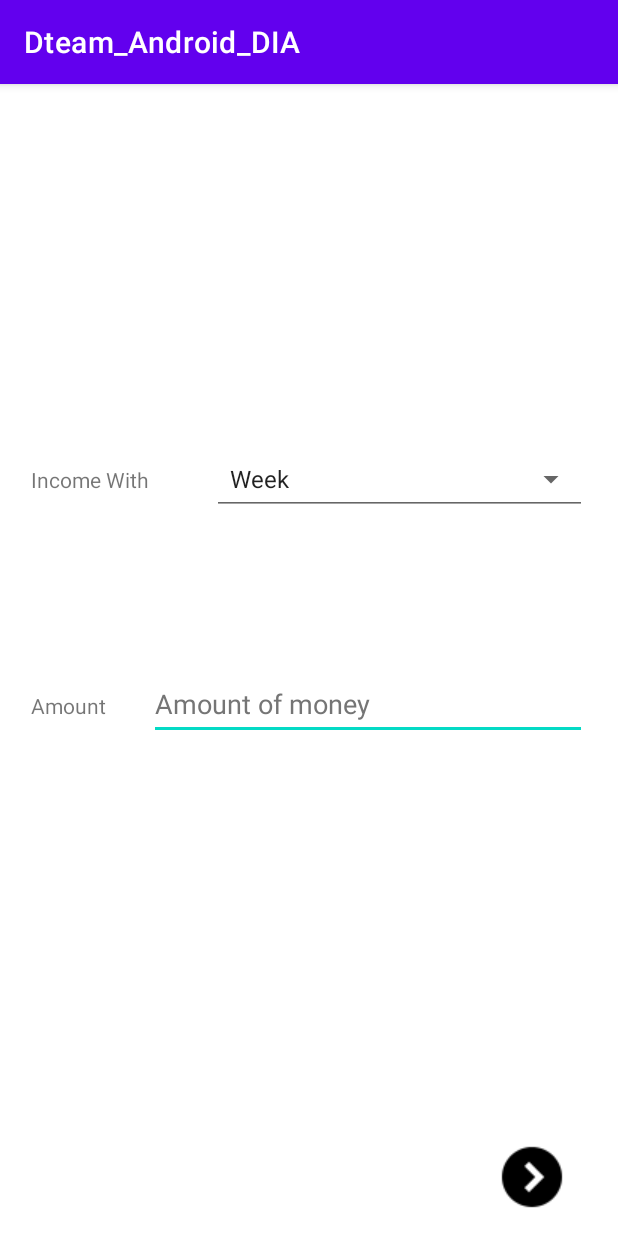
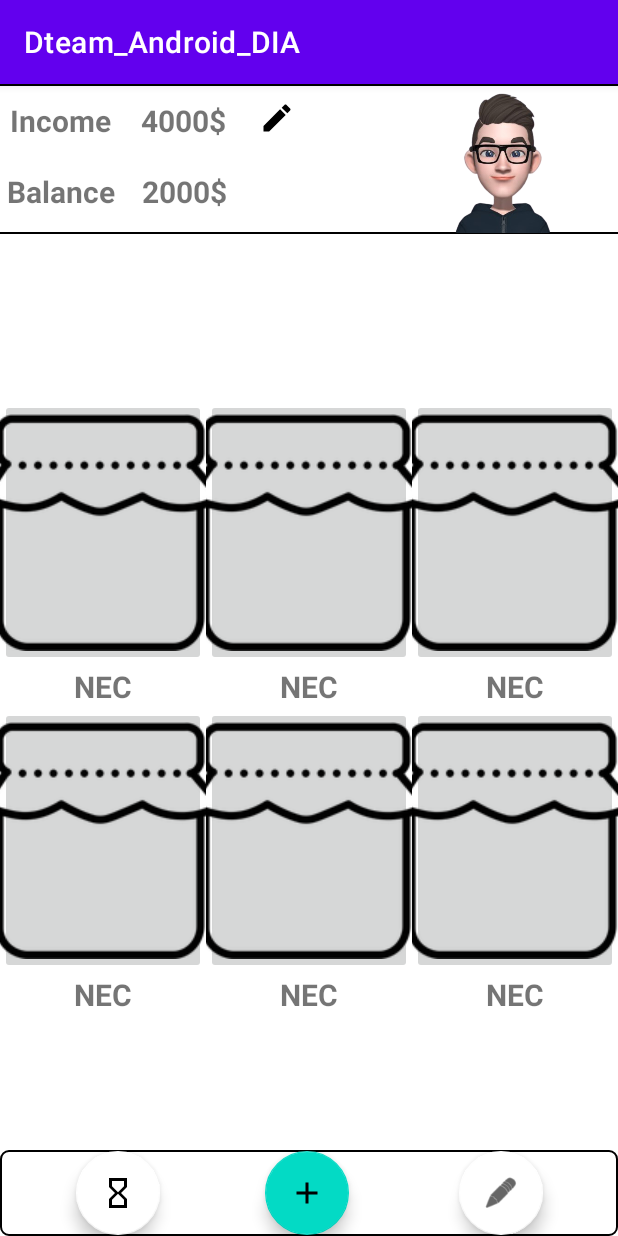
Before and after one commit to Thuancvce150378/Dteam_Android_DPots, an Android app: the screen it shows after launch (MainActivity), on a phone screen of 412 x 824 dp. Run offline under Robolectric (Android 15) with nearby library versions, the phone set to English and light mode, and no system bars.

Commit message:
home of Tu My

```diff
--- a/app/src/main/AndroidManifest.xml
+++ b/app/src/main/AndroidManifest.xml
@@ -12,6 +12,12 @@
         android:supportsRtl="true"
         android:theme="@style/Theme.Dteam_Android_DIA"
         tools:targetApi="31">
+        <activity
+            android:name=".SetupIncomeActivity"
+            android:exported="false" />
+        <activity
+            android:name=".home"
+            android:exported="false" />
         <activity
             android:name=".ProgramIntro"
             android:exported="false" />
--- a/app/src/main/java/com/example/dteam_android_dia/MainActivity.java
+++ b/app/src/main/java/com/example/dteam_android_dia/MainActivity.java
@@ -11,7 +11,7 @@
         super.onCreate(savedInstanceState);
         if(true)//check user have been value for income
         {
-            setContentView(R.layout.activity_income_setup);
+            setContentView(R.layout.activity_home);
         }
         else
         {
--- /dev/null
+++ b/app/src/main/java/com/example/dteam_android_dia/SetupIncomeActivity.java
@@ -0,0 +1,16 @@
+package com.example.dteam_android_dia;
+
+import androidx.appcompat.app.AppCompatActivity;
+
+import android.os.Bundle;
+import android.util.DisplayMetrics;
+import android.view.WindowManager;
+
+public class SetupIncomeActivity extends AppCompatActivity {
+
+    @Override
+    protected void onCreate(Bundle savedInstanceState) {
+        super.onCreate(savedInstanceState);
+        setContentView(R.layout.activity_setup_income);
+    }
+}
--- /dev/null
+++ b/app/src/main/java/com/example/dteam_android_dia/home.java
@@ -0,0 +1,86 @@
+package com.example.dteam_android_dia;
+
+import androidx.appcompat.app.AlertDialog;
+import androidx.appcompat.app.AppCompatActivity;
+
+import android.annotation.SuppressLint;
+import android.app.Dialog;
+import android.content.DialogInterface;
+import android.content.Intent;
+import android.graphics.Color;
+import android.graphics.drawable.ColorDrawable;
+import android.os.Bundle;
+import android.view.Gravity;
+import android.view.LayoutInflater;
+import android.view.View;
+import android.view.Window;
+import android.view.WindowManager;
+import android.widget.Button;
+import android.widget.ImageButton;
+import android.widget.Toast;
+
+public class home extends AppCompatActivity {
+    @Override
+    protected void onCreate(Bundle savedInstanceState) {
+        super.onCreate(savedInstanceState);
+        setContentView(R.layout.activity_home);
+//        ImageButton btn_edit = findViewById(R.id.img_btn_edit);
+//        btn_edit.setOnClickListener(new View.OnClickListener() {
+//            @Override
+//            public void onClick(View view) {
+//                OpenPopup();
+//            }
+//        });
+
+//        Button btntest = findViewById(R.id.btnTest);
+//        btntest.setOnClickListener(new View.OnClickListener() {
+//            @Override
+//            public void onClick(View view) {
+//                OpenPopup();
+//            }
+//        });
+    }
+
+    public void OpenPopup(View v){
+        final Dialog dialog = new Dialog(this);
+        dialog.requestWindowFeature(Window.FEATURE_NO_TITLE);
+        dialog.setContentView(R.layout.activity_setup_income);
+
+        Window window = dialog.getWindow();
+        if (window == null) {
+            return;
+        }
+
+        window.setLayout(WindowManager.LayoutParams.MATCH_PARENT, WindowManager.LayoutParams.WRAP_CONTENT);
+        window.setBackgroundDrawable(new ColorDrawable(Color.TRANSPARENT));
+
+        WindowManager.LayoutParams windowAttributes = window.getAttributes();
+        windowAttributes.gravity = Gravity.CENTER;
+        window.setAttributes(windowAttributes);
+
+//        if(Gravity.BOTTOM == Gravity.CENTER){
+//            dialog.setCancelable(true);
+//        }else{
+//            dialog.setCancelable(false);
+//        }
+
+//        Button btnCancel = dialog.findViewById(R.id.btnCancel);
+//        Button btnSend = dialog.findViewById(R.id.btnSend);
+//
+//        btnCancel.setOnClickListener(new View.OnClickListener() {
+//            @Override
+//            public void onClick(View view) {
+//                dialog.dismiss();
+//            }
+//        });
+//
+//        btnSend.setOnClickListener(new View.OnClickListener() {
+//            @Override
+//            public void onClick(View view) {
+//                Toast.makeText(home.this, "Send", Toast.LENGTH_SHORT).show();
+//            }
+//        });
+        dialog.show();
+    }
+
+}
--- /dev/null
+++ b/app/src/main/res/drawable/ic_baseline_add_24.xml
@@ -0,0 +1,5 @@
+<vector android:height="24dp" android:tint="#000000"
+    android:viewportHeight="24" android:viewportWidth="24"
+    android:width="24dp" xmlns:android="http://schemas.android.com/apk/res/android">
+    <path android:fillColor="@android:color/white" android:pathData="M19,13h-6v6h-2v-6H5v-2h6V5h2v6h6v2z"/>
+</vector>
--- /dev/null
+++ b/app/src/main/res/drawable/ic_baseline_edit_24.xml
@@ -0,0 +1,5 @@
+<vector android:height="24dp" android:tint="#000000"
+    android:viewportHeight="24" android:viewportWidth="24"
+    android:width="24dp" xmlns:android="http://schemas.android.com/apk/res/android">
+    <path android:fillColor="@android:color/white" android:pathData="M3,17.25V21h3.75L17.81,9.94l-3.75,-3.75L3,17.25zM20.71,7.04c0.39,-0.39 0.39,-1.02 0,-1.41l-2.34,-2.34c-0.39,-0.39 -1.02,-0.39 -1.41,0l-1.83,1.83 3.75,3.75 1.83,-1.83z"/>
+</vector>
--- /dev/null
+++ b/app/src/main/res/drawable/ic_baseline_hourglass_empty_24.xml
@@ -0,0 +1,5 @@
+<vector android:height="24dp" android:tint="#000000"
+    android:viewportHeight="24" android:viewportWidth="24"
+    android:width="24dp" xmlns:android="http://schemas.android.com/apk/res/android">
+    <path android:fillColor="@android:color/white" android:pathData="M6,2v6h0.01L6,8.01 10,12l-4,4 0.01,0.01L6,16.01L6,22h12v-5.99h-0.01L18,16l-4,-4 4,-3.99 -0.01,-0.01L18,8L18,2L6,2zM16,16.5L16,20L8,20v-3.5l4,-4 4,4zM12,11.5l-4,-4L8,4h8v3.5l-4,4z"/>
+</vector>
--- /dev/null
+++ b/app/src/main/res/layout/activity_home.xml
@@ -0,0 +1,356 @@
+<?xml version="1.0" encoding="utf-8"?>
+<androidx.constraintlayout.widget.ConstraintLayout xmlns:android="http://schemas.android.com/apk/res/android"
+    xmlns:app="http://schemas.android.com/apk/res-auto"
+    xmlns:tools="http://schemas.android.com/tools"
+    android:layout_width="match_parent"
+    android:layout_height="match_parent"
+    tools:context=".home">
+
+    <LinearLayout
+        android:id="@+id/layout_avt"
+        android:layout_width="435dp"
+        android:layout_height="100dp"
+        android:background="@drawable/rounded_corner"
+        app:layout_constraintEnd_toEndOf="parent"
+        app:layout_constraintHorizontal_bias="0.64"
+        app:layout_constraintStart_toStartOf="parent"
+        app:layout_constraintTop_toTopOf="parent">
+
+        <LinearLayout
+            android:layout_width="match_parent"
+            android:layout_height="match_parent"
+            android:orientation="horizontal">
+
+            <LinearLayout
+                android:layout_width="254dp"
+                android:layout_height="match_parent"
+                android:orientation="vertical">
+
+                <LinearLayout
+                    android:layout_width="wrap_content"
+                    android:layout_height="wrap_content"
+                    android:orientation="horizontal"
+                    android:paddingLeft="10dp">
+
+                    <TextView
+                        android:id="@+id/txtIncome"
+                        android:layout_width="wrap_content"
+                        android:layout_height="wrap_content"
+                        android:padding="10dp"
+                        android:text="Income"
+                        android:textSize="20sp"
+                        android:textStyle="bold" />
+
+                    <TextView
+                        android:id="@+id/txtIncome_int"
+                        android:layout_width="match_parent"
+                        android:layout_height="wrap_content"
+                        android:padding="10dp"
+                        android:text="4000$"
+                        android:textSize="20sp"
+                        android:textStyle="bold" />
+
+                    <LinearLayout
+                        android:layout_width="wrap_content"
+                        android:layout_height="match_parent"
+                        android:orientation="vertical">
+
+                        <ImageButton
+                            android:id="@+id/img_btn_edit"
+                            android:layout_width="wrap_content"
+                            android:layout_height="wrap_content"
+                            android:backgroundTint="#00FFFFFF"
+                            android:onClick="OpenPopup()"
+                            android:src="@drawable/ic_baseline_edit_24"
+                            tools:ignore="OnClick,TouchTargetSizeCheck" />
+                    </LinearLayout>
+
+                </LinearLayout>
+
+                <LinearLayout
+                    android:layout_width="wrap_content"
+                    android:layout_height="wrap_content"
+                    android:orientation="horizontal"
+                    android:paddingLeft="10dp">
+
+                    <TextView
+                        android:id="@+id/txtBalance"
+                        android:layout_width="wrap_content"
+                        android:layout_height="wrap_content"
+                        android:padding="8dp"
+                        android:text="Balance"
+                        android:textSize="20sp"
+                        android:textStyle="bold" />
+
+                    <TextView
+                        android:id="@+id/txtBalance_int"
+                        android:layout_width="match_parent"
+                        android:layout_height="wrap_content"
+                        android:padding="10dp"
+                        android:text="2000$"
+                        android:textSize="20sp"
+                        android:textStyle="bold" />
+
+                </LinearLayout>
+
+
+            </LinearLayout>
+
+            <LinearLayout
+                android:layout_width="190dp"
+                android:layout_height="match_parent"
+                android:orientation="horizontal">
+
+                <ImageView
+                    android:id="@+id/imageView3"
+                    android:layout_width="211dp"
+                    android:layout_height="match_parent"
+                    android:layout_weight="1"
+                    app:srcCompat="@drawable/avt" />
+            </LinearLayout>
+
+        </LinearLayout>
+
+    </LinearLayout>
+
+    <LinearLayout
+        android:id="@+id/linearLayout3"
+        android:layout_width="wrap_content"
+        android:layout_height="wrap_content"
+        android:layout_marginTop="20dp"
+        android:orientation="vertical"
+        app:layout_constraintBottom_toTopOf="@+id/linearLayout2"
+        app:layout_constraintEnd_toEndOf="parent"
+        app:layout_constraintHorizontal_bias="0.509"
+        app:layout_constraintStart_toStartOf="parent"
+        app:layout_constraintTop_toBottomOf="@+id/layout_avt">
+
+        <LinearLayout
+            android:layout_width="match_parent"
+            android:layout_height="wrap_content"
+            android:orientation="horizontal">
+
+            <LinearLayout
+                android:layout_width="match_parent"
+                android:layout_height="match_parent"
+                android:layout_weight="1"
+                android:orientation="vertical">
+
+                <ImageButton
+                    android:id="@+id/imageButton"
+                    android:layout_width="wrap_content"
+                    android:layout_height="wrap_content"
+                    android:layout_weight="1"
+                    app:srcCompat="@drawable/caihu_home1" />
+
+                <TextView
+                    android:id="@+id/txtHu1"
+                    android:layout_width="match_parent"
+                    android:layout_height="wrap_content"
+                    android:layout_weight="1"
+                    android:text="NEC"
+                    android:textAlignment="center"
+                    android:textSize="20sp"
+                    android:textStyle="bold" />
+            </LinearLayout>
+
+            <LinearLayout
+                android:layout_width="match_parent"
+                android:layout_height="match_parent"
+                android:layout_weight="1"
+                android:orientation="vertical">
+
+                <ImageButton
+                    android:id="@+id/imageButton2"
+                    android:layout_width="match_parent"
+                    android:layout_height="wrap_content"
+                    android:layout_weight="1"
+                    android:contentDescription="@string/amount_of_money"
+                    app:srcCompat="@drawable/caihu_home1" />
+
+                <TextView
+                    android:id="@+id/txtHu2"
+                    android:layout_width="match_parent"
+                    android:layout_height="wrap_content"
+                    android:layout_weight="1"
+                    android:text="NEC"
+                    android:textAlignment="center"
+                    android:textSize="20sp"
+                    android:textStyle="bold" />
+            </LinearLayout>
+
+            <LinearLayout
+                android:layout_width="match_parent"
+                android:layout_height="match_parent"
+                android:layout_weight="1"
+                android:orientation="vertical">
+
+                <ImageButton
+                    android:id="@+id/imageButton3"
+                    android:layout_width="match_parent"
+                    android:layout_height="wrap_content"
+                    android:layout_weight="1"
+                    app:srcCompat="@drawable/caihu_home1" />
+
+                <TextView
+                    android:id="@+id/txtHu3"
+                    android:layout_width="match_parent"
+                    android:layout_height="wrap_content"
+                    android:layout_weight="1"
+                    android:text="NEC"
+                    android:textAlignment="center"
+                    android:textSize="20sp"
+                    android:textStyle="bold" />
+            </LinearLayout>
+
+        </LinearLayout>
+
+        <LinearLayout
+            android:layout_width="match_parent"
+            android:layout_height="wrap_content"
+            android:orientation="horizontal">
+
+            <LinearLayout
+                android:layout_width="match_parent"
+                android:layout_height="match_parent"
+                android:layout_weight="1"
+                android:orientation="vertical">
+
+                <ImageButton
+                    android:id="@+id/imageButton4"
+                    android:layout_width="match_parent"
+                    android:layout_height="wrap_content"
+                    android:layout_weight="1"
+                    app:srcCompat="@drawable/caihu_home1" />
+
+                <TextView
+                    android:id="@+id/txtHu4"
+                    android:layout_width="match_parent"
+                    android:layout_height="wrap_content"
+                    android:layout_weight="1"
+                    android:text="NEC"
+                    android:textAlignment="center"
+                    android:textSize="20sp"
+                    android:textStyle="bold" />
+            </LinearLayout>
+
+            <LinearLayout
+                android:layout_width="match_parent"
+                android:layout_height="match_parent"
+                android:layout_weight="1"
+                android:orientation="vertical">
+
+                <ImageButton
+                    android:id="@+id/imageButton5"
+                    android:layout_width="match_parent"
+                    android:layout_height="wrap_content"
+                    android:layout_weight="1"
+                    app:srcCompat="@drawable/caihu_home1" />
+
+                <TextView
+                    android:id="@+id/txtHu5"
+                    android:layout_width="match_parent"
+                    android:layout_height="wrap_content"
+                    android:layout_weight="1"
+                    android:text="NEC"
+                    android:textAlignment="center"
+                    android:textSize="20sp"
+                    android:textStyle="bold" />
+            </LinearLayout>
+
+            <LinearLayout
+                android:layout_width="match_parent"
+                android:layout_height="match_parent"
+                android:layout_weight="1"
+                android:orientation="vertical">
+
+                <ImageButton
+                    android:id="@+id/imageButton6"
+                    android:layout_width="match_parent"
+                    android:layout_height="wrap_content"
+                    android:layout_weight="1"
+                    app:srcCompat="@drawable/caihu_home1" />
+
+                <TextView
+                    android:id="@+id/txtHu6"
+                    android:layout_width="match_parent"
+                    android:layout_height="wrap_content"
+                    android:layout_weight="1"
+                    android:text="NEC"
+                    android:textAlignment="center"
+                    android:textSize="20sp"
+                    android:textStyle="bold" />
+            </LinearLayout>
+
+        </LinearLayout>
+    </LinearLayout>
+
+    <LinearLayout
+        android:id="@+id/linearLayout2"
+        android:layout_width="wrap_content"
+        android:layout_height="wrap_content"
+        android:background="@drawable/rounded_corner"
+        android:orientation="horizontal"
+        android:visibility="visible"
+        app:layout_constraintBottom_toBottomOf="parent"
+        app:layout_constraintEnd_toEndOf="parent"
+        app:layout_constraintStart_toStartOf="parent">
+
+        <LinearLayout
+            android:layout_width="165dp"
+            android:layout_height="match_parent"
+            android:layout_weight="1"
+            android:orientation="horizontal">
+
+            <com.google.android.material.floatingactionbutton.FloatingActionButton
+                android:id="@+id/floatingActionButton4"
+                android:layout_width="wrap_content"
+                android:layout_height="wrap_content"
+                android:layout_weight="1"
+                android:clickable="true"
+                android:translationX="50sp"
+                android:translationY="0sp"
+                app:backgroundTint="#FFFFFF"
+                app:srcCompat="@drawable/ic_baseline_hourglass_empty_24" />
+
+        </LinearLayout>
+
+        <LinearLayout
+            android:layout_width="109dp"
+            android:layout_height="match_parent"
+            android:layout_weight="1"
+            android:orientation="horizontal">
+
+            <com.google.android.material.floatingactionbutton.FloatingActionButton
+                android:id="@+id/floatingActionButton5"
+                android:layout_width="wrap_content"
+                android:layout_height="wrap_content"
+                android:layout_weight="1"
+                android:clickable="true"
+                android:translationX="20sp"
+                app:srcCompat="@drawable/ic_baseline_add_24" />
+
+        </LinearLayout>
+
+        <LinearLayout
+            android:layout_width="165dp"
+            android:layout_height="match_parent"
+            android:layout_weight="1"
+            android:orientation="horizontal">
+
+            <com.google.android.material.floatingactionbutton.FloatingActionButton
+                android:id="@+id/floatingActionButton2"
+                android:layout_width="wrap_content"
+                android:layout_height="wrap_content"
+                android:layout_weight="1"
+                android:clickable="true"
+                android:translationX="50sp"
+                android:translationY="0sp"
+                app:backgroundTint="#FFFFFF"
+                app:srcCompat="@android:drawable/ic_menu_edit"
+                tools:visibility="visible" />
+        </LinearLayout>
+
+    </LinearLayout>
+
+</androidx.constraintlayout.widget.ConstraintLayout>
--- /dev/null
+++ b/app/src/main/res/layout/activity_setup_income.xml
@@ -0,0 +1,103 @@
+<?xml version="1.0" encoding="utf-8"?>
+<androidx.constraintlayout.widget.ConstraintLayout xmlns:android="http://schemas.android.com/apk/res/android"
+    xmlns:app="http://schemas.android.com/apk/res-auto"
+    xmlns:tools="http://schemas.android.com/tools"
+    android:layout_width="match_parent"
+    android:layout_height="match_parent"
+    tools:context=".SetupIncomeActivity">
+
+    <LinearLayout
+        android:layout_width="wrap_content"
+        android:layout_height="wrap_content"
+        android:orientation="vertical"
+        app:layout_constraintBottom_toBottomOf="parent"
+        app:layout_constraintEnd_toEndOf="parent"
+        app:layout_constraintStart_toStartOf="parent"
+        app:layout_constraintTop_toTopOf="parent">
+
+        <LinearLayout
+            android:layout_width="match_parent"
+            android:layout_height="wrap_content"
+            android:orientation="vertical">
+
+            <LinearLayout
+                android:layout_width="match_parent"
+                android:layout_height="wrap_content"
+                android:layout_marginBottom="20dp"
+                android:orientation="vertical">
+
+                <TextView
+                    android:id="@+id/textView2"
+                    android:layout_width="match_parent"
+                    android:layout_height="wrap_content"
+                    android:paddingLeft="120dp"
+                    android:paddingRight="120dp"
+                    android:text="Update Income With"
+                    android:textStyle="bold" />
+
+                <EditText
+                    android:id="@+id/editTextTextPersonName"
+                    android:layout_width="match_parent"
+                    android:layout_height="wrap_content"
+                    android:ems="10"
+                    android:inputType="textPersonName"
+                    android:text="Please text" />
+
+            </LinearLayout>
+
+        </LinearLayout>
+
+        <LinearLayout
+            android:layout_width="match_parent"
+            android:layout_height="wrap_content"
+            android:layout_marginTop="20dp"
+            android:orientation="vertical">
+
+            <LinearLayout
+                android:layout_width="match_parent"
+                android:layout_height="wrap_content"
+                android:orientation="vertical">
+
+                <TextView
+                    android:id="@+id/textView3"
+                    android:layout_width="match_parent"
+                    android:layout_height="wrap_content"
+                    android:paddingLeft="120dp"
+                    android:paddingRight="100dp"
+                    android:text="Update Amount"
+                    android:textStyle="bold" />
+
+                <EditText
+                    android:id="@+id/editTextTextPersonName2"
+                    android:layout_width="match_parent"
+                    android:layout_height="wrap_content"
+                    android:ems="10"
+                    android:inputType="textPersonName"
+                    android:text="Name" />
+            </LinearLayout>
+
+        </LinearLayout>
+
+        <LinearLayout
+            android:layout_width="match_parent"
+            android:layout_height="wrap_content">
+
+            <ImageButton
+                android:id="@+id/btnCancel"
+                android:layout_width="wrap_content"
+                android:layout_height="wrap_content"
+                android:layout_marginLeft="10dp"
+                app:srcCompat="@drawable/ic_baseline_add_24" />
+
+            <ImageButton
+                android:id="@+id/btnSend"
+                android:layout_width="wrap_content"
+                android:layout_height="match_parent"
+                android:layout_marginLeft="250dp"
+                app:srcCompat="@android:drawable/ic_btn_speak_now" />
+
+        </LinearLayout>
+
+    </LinearLayout>
+
+</androidx.constraintlayout.widget.ConstraintLayout>
```
Also changed, not shown: app/src/main/res/drawable/avt.png (added), app/src/main/res/drawable/caihu_home1.png (added).
